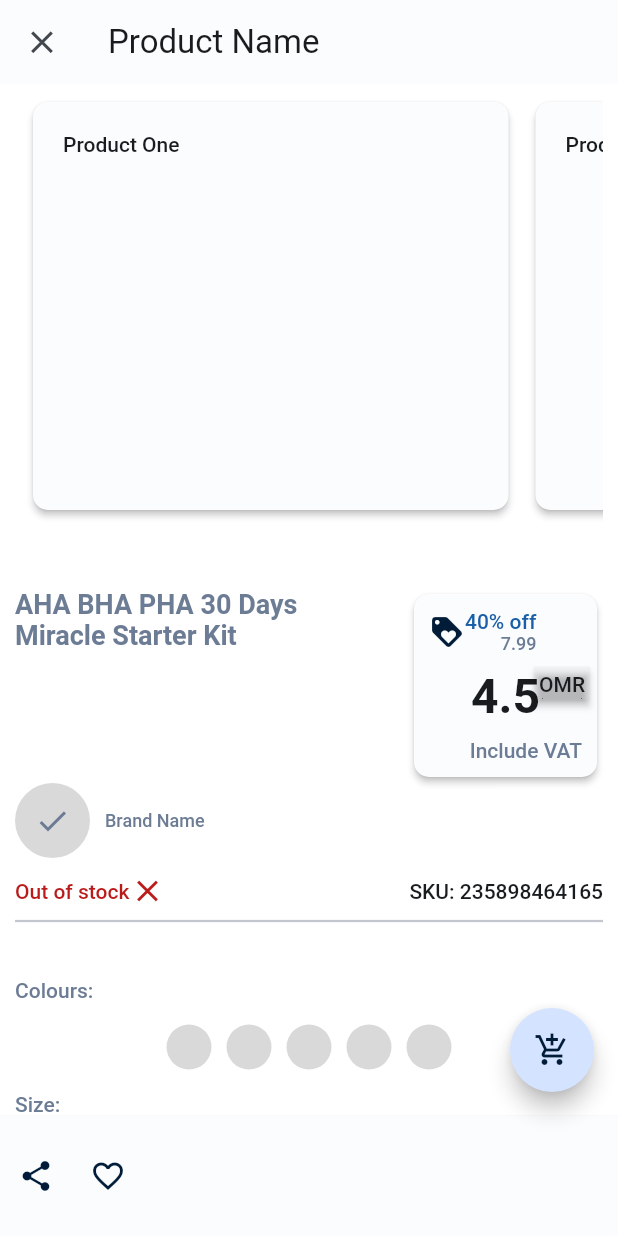
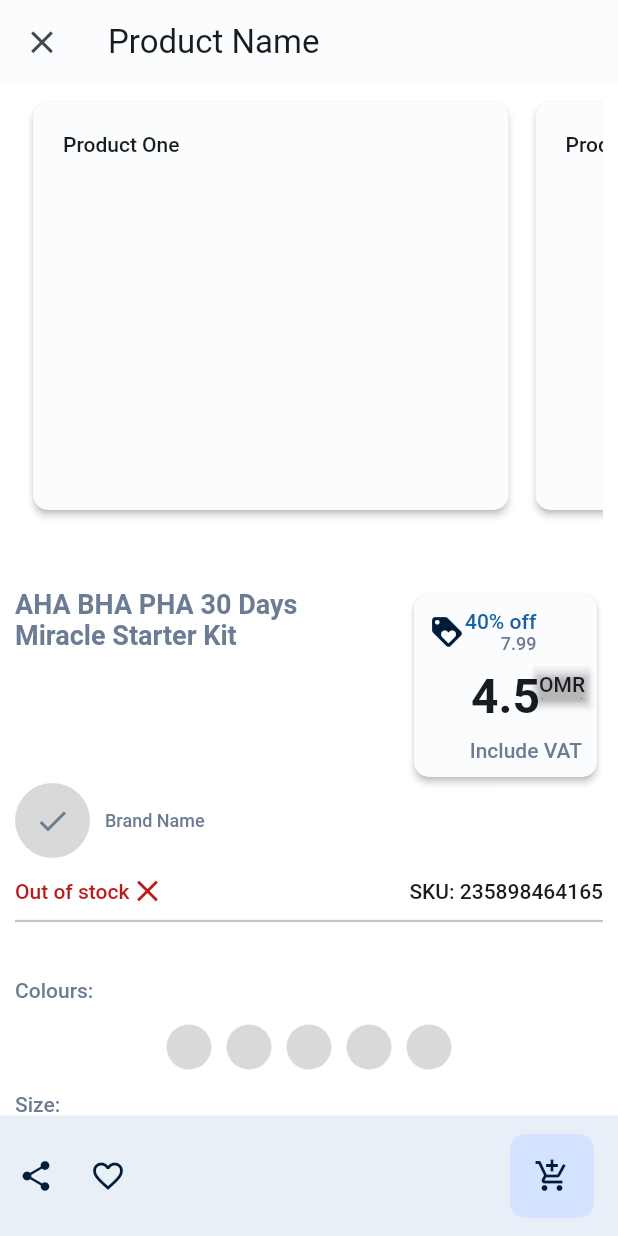
Before and after one commit to mattias-nkonjo/Product-Screen, a Flutter app: the ProductPage screen opened directly, on a phone screen of 412 x 824 dp. Run offline on Flutter 3.47's test engine with Material 2 defaults, Android fonts, the light colour scheme and no system bars; drawn by our look-alikes of badges; our stand-ins replace google_fonts.

Commit message:
Update: FAB and Bottom App BAr

```diff
--- a/lib/main.dart
+++ b/lib/main.dart
@@ -1,5 +1,4 @@
 import 'package:flutter/material.dart';
-import 'package:geepx_test/src/pages/another_page.dart';
 import 'package:geepx_test/src/pages/product_page.dart';
 import 'package:geepx_test/src/theme/theme.dart';
 
@@ -19,7 +18,7 @@ class MyApp extends StatelessWidget {
       theme: GeepxTheme.lightTheme,
       darkTheme: GeepxTheme.darkTheme,
       themeMode: ThemeMode.system,
-      home: const BottomAppBarDemo(),
+      home: const ProductPage(),
     );
   }
 }
--- a/lib/src/pages/product_page.dart
+++ b/lib/src/pages/product_page.dart
@@ -1,5 +1,7 @@
 import 'package:flutter/material.dart';
+import 'package:flutter/rendering.dart';
 import 'package:geepx_test/src/constants/color_palette.dart';
+import 'package:geepx_test/src/widgets/floating_action_button.dart';
 import 'package:geepx_test/src/widgets/widgets.dart';
 
 class ProductPage extends StatefulWidget {
@@ -10,6 +12,35 @@ class ProductPage extends StatefulWidget {
 }
 
 class _ProductPageState extends State<ProductPage> {
+  late ScrollController _controller;
+
+  bool _isVisible = true;
+
+  FloatingActionButtonLocation get _fabLocation => _isVisible
+      ? FloatingActionButtonLocation.endContained
+      : FloatingActionButtonLocation.endFloat;
+
+  void _listen() {
+    final ScrollDirection direction = _controller.position.userScrollDirection;
+    if (direction == ScrollDirection.reverse) {
+      _show();
+    } else if (direction == ScrollDirection.forward) {
+      _hide();
+    }
+  }
+
+  void _show() {
+    if (!_isVisible) {
+      setState(() => _isVisible = true);
+    }
+  }
+
+  void _hide() {
+    if (_isVisible) {
+      setState(() => _isVisible = false);
+    }
+  }
+
   var _isActive = true;
   var _chipSelected = true;
   void _handleTap() {
@@ -25,6 +56,20 @@ class _ProductPageState extends State<ProductPage> {
   }
 
   @override
+  void initState() {
+    super.initState();
+    _controller = ScrollController();
+    _controller.addListener(_listen);
+  }
+
+  @override
+  void dispose() {
+    _controller.removeListener(_listen);
+    _controller.dispose();
+    super.dispose();
+  }
+
+  @override
   Widget build(BuildContext context) {
     return Scaffold(
       appBar: AppBar(
@@ -35,6 +80,7 @@ class _ProductPageState extends State<ProductPage> {
         title: const Text('Product Name'),
       ),
       body: SingleChildScrollView(
+        controller: _controller,
         child: Column(
           children: [
             Padding(
@@ -280,26 +326,11 @@ class _ProductPageState extends State<ProductPage> {
           ],
         ),
       ),
-      bottomNavigationBar: BottomAppBar(
-        child: Row(
-          children: [
-            IconButton(
-              tooltip: 'Share',
-              icon: const Icon(Icons.share),
-              onPressed: () {},
-            ),
-            IconButton(
-              tooltip: 'Favorite',
-              icon: const Icon(Icons.favorite_border_outlined),
-              onPressed: () {},
-            ),
-          ],
-        ),
+      floatingActionButton: FABWidget(
+        isVisible: _isVisible,
       ),
-      floatingActionButton: FloatingActionButton(
-        onPressed: () {},
-        child: const Icon(Icons.add_shopping_cart),
-      ),
+      floatingActionButtonLocation: _fabLocation,
+      bottomNavigationBar: const BottomAppBarWidget(),
     );
   }
 }
--- a/lib/src/theme/theme.dart
+++ b/lib/src/theme/theme.dart
@@ -63,9 +63,15 @@ class GeepxTheme {
     floatingActionButtonTheme: const FloatingActionButtonThemeData(
       foregroundColor: Color(0xFF001C39),
       backgroundColor: Color(0xFFD4E3FF),
+      elevation: 0.0,
+      shape: RoundedRectangleBorder(
+        borderRadius: BorderRadius.all(
+          Radius.circular(10),
+        ),
+      ),
     ),
     bottomAppBarTheme: const BottomAppBarTheme(
-      color: Color(0xFFFBFCFE),
+      color: Color(0xFFe9eff7),
       height: 80,
       surfaceTintColor: Color(0xFF43474E),
       elevation: 1.0,
@@ -88,6 +94,12 @@ class GeepxTheme {
     floatingActionButtonTheme: const FloatingActionButtonThemeData(
       foregroundColor: Color(0xFFD4E3FF),
       backgroundColor: Color(0xFF004883),
+      elevation: 0.0,
+      shape: RoundedRectangleBorder(
+        borderRadius: BorderRadius.all(
+          Radius.circular(10),
+        ),
+      ),
     ),
     bottomAppBarTheme: const BottomAppBarTheme(
       color: Color(0xFF242A30),
--- /dev/null
+++ b/lib/src/widgets/bottom_app_bar.dart
@@ -0,0 +1,27 @@
+import 'package:flutter/material.dart';
+
+class BottomAppBarWidget extends StatelessWidget {
+  const BottomAppBarWidget({
+    super.key,
+  });
+
+  @override
+  Widget build(BuildContext context) {
+    return BottomAppBar(
+      child: Row(
+        children: <Widget>[
+          IconButton(
+            tooltip: 'Share',
+            icon: const Icon(Icons.share),
+            onPressed: () {},
+          ),
+          IconButton(
+            tooltip: 'Favorite',
+            icon: const Icon(Icons.favorite_border_outlined),
+            onPressed: () {},
+          ),
+        ],
+      ),
+    );
+  }
+}
--- /dev/null
+++ b/lib/src/widgets/floating_action_button.dart
@@ -0,0 +1,23 @@
+import 'package:flutter/material.dart';
+
+class FABWidget extends StatelessWidget {
+  const FABWidget({
+    required this.isVisible,
+    super.key,
+  });
+  final bool isVisible;
+
+  @override
+  Widget build(BuildContext context) {
+    return AnimatedContainer(
+      duration: const Duration(milliseconds: 200),
+      child: isVisible
+          ? FloatingActionButton(
+              onPressed: () {},
+              tooltip: 'Add To Shopping Cart',
+              child: const Icon(Icons.add_shopping_cart),
+            )
+          : null,
+    );
+  }
+}
--- a/lib/src/widgets/widgets.dart
+++ b/lib/src/widgets/widgets.dart
@@ -3,3 +3,4 @@ export 'package:geepx_test/src/widgets/colors_widget.dart';
 export 'package:geepx_test/src/widgets/price_card.dart';
 export 'package:geepx_test/src/widgets/label_widget.dart';
 export 'package:geepx_test/src/widgets/product_widget.dart';
+export 'package:geepx_test/src/widgets/bottom_app_bar.dart';
```
Also changed, not shown: lib/src/pages/another_page.dart (deleted, +0 -184 lines).
